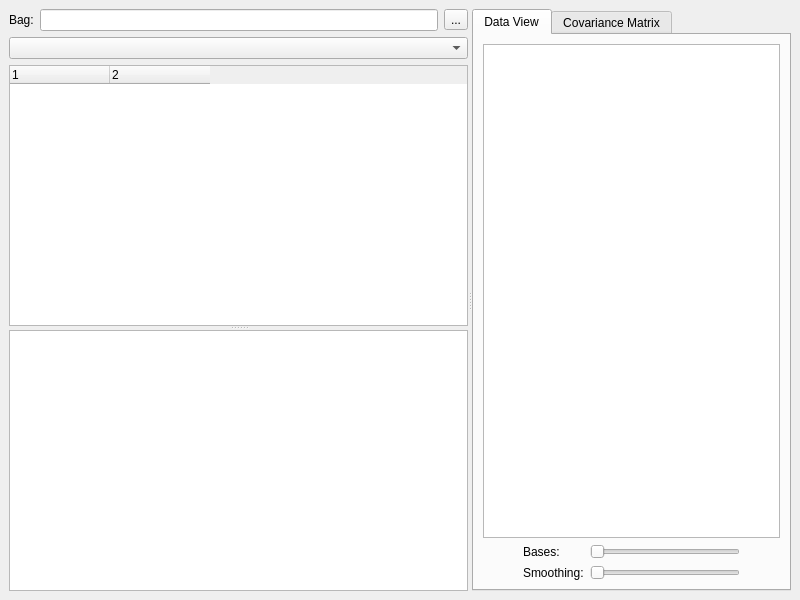
Above: src/gui/form_main.ui from pcdangio/ros-noise_analysis before the change. Below: the same form after it.
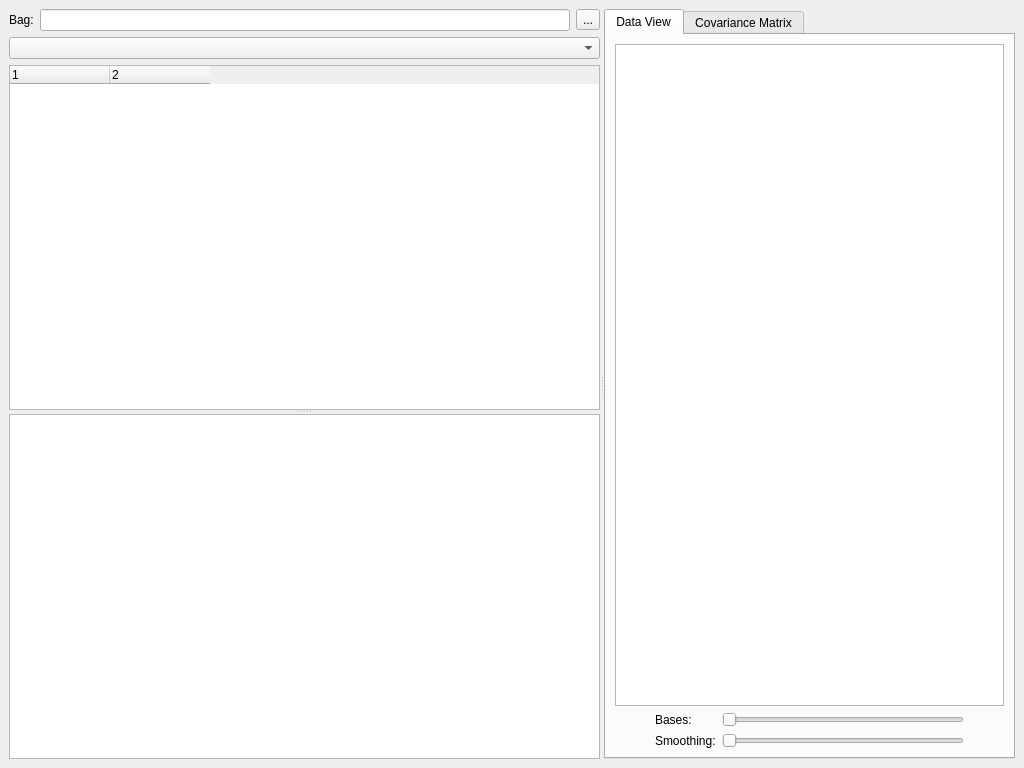
That is the form after the change. Icons and pictures are not drawn. Custom widgets are drawn as their Qt base class.

Commit message: added method for adding tree items

```diff
--- a/src/gui/form_main.ui
+++ b/src/gui/form_main.ui
@@ -6,8 +6,8 @@
    <rect>
     <x>0</x>
     <y>0</y>
-    <width>800</width>
-    <height>600</height>
+    <width>1024</width>
+    <height>768</height>
    </rect>
   </property>
   <property name="windowTitle">
@@ -77,7 +77,7 @@
             </property>
            </column>
           </widget>
-          <widget class="QWidget" name="">
+          <widget class="QWidget" name="layoutWidget">
            <layout class="QVBoxLayout" name="layout_table">
             <property name="spacing">
              <number>0</number>
```
Left out of the diff: 4 changed lines with no effect on the pictures. The commit also changes 2 other files.
